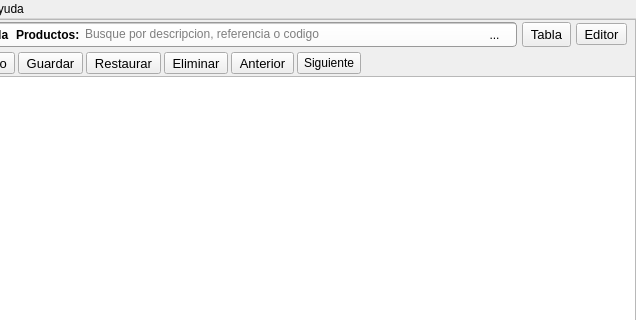
The window that qt/ui_admin.ui (dravix/pyventa) describes before a commit, drawn with Qt 5; both pictures show x 174 to 810 and y 0 to 320 of the 810 by 640 pixel window.
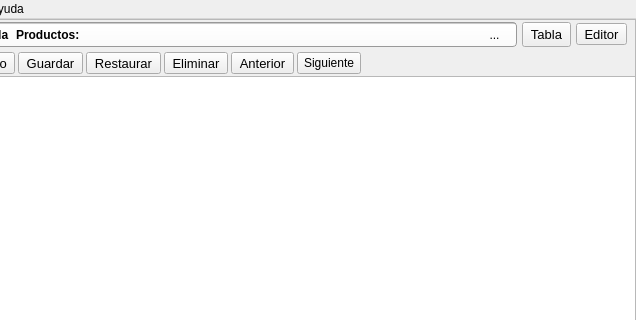
The same window after the commit. The open tabs and pages were chosen to show the change. Icons and pictures are not drawn.

Commit message: Se removieron los placeholders Se cambio el momento en que guardan fisicamente las configuraciones Se corrigio el problema del listado de gastos

```diff
--- a/qt/ui_admin.ui
+++ b/qt/ui_admin.ui
@@ -1154,11 +1154,7 @@
                        </widget>
                       </item>
                       <item>
-                       <widget class="QLineEdit" name="lepFiltro">
-                        <property name="placeholderText">
-                         <string>Busque por descripcion, referencia o codigo</string>
-                        </property>
-                       </widget>
+                       <widget class="QLineEdit" name="lepFiltro"/>
                       </item>
                       <item>
                        <widget class="QToolButton" name="tbpBuscar">
```
Left out of the diff: 29 changed lines with no effect on the pictures. The commit also changes 148 other files.
